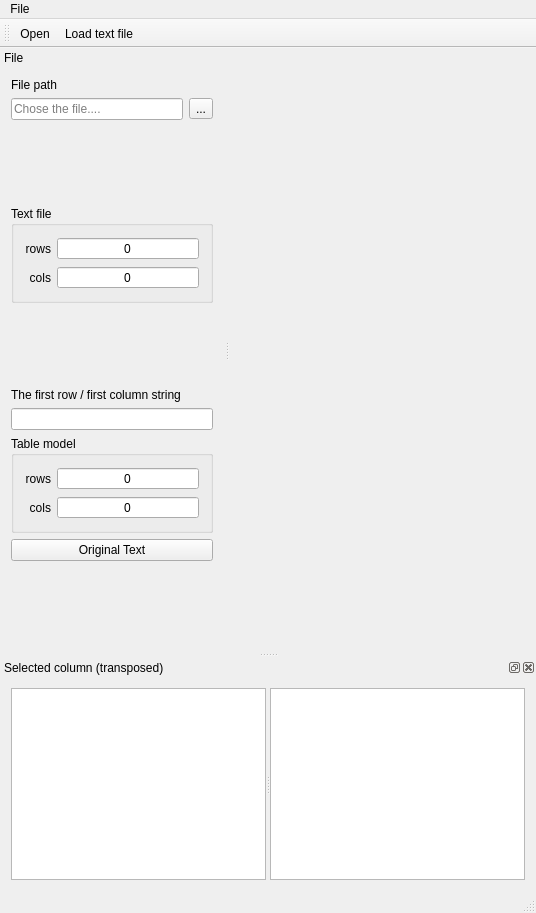
Old version of the form mainwindow.ui in the repository gurmaaan/DescriptorsView.
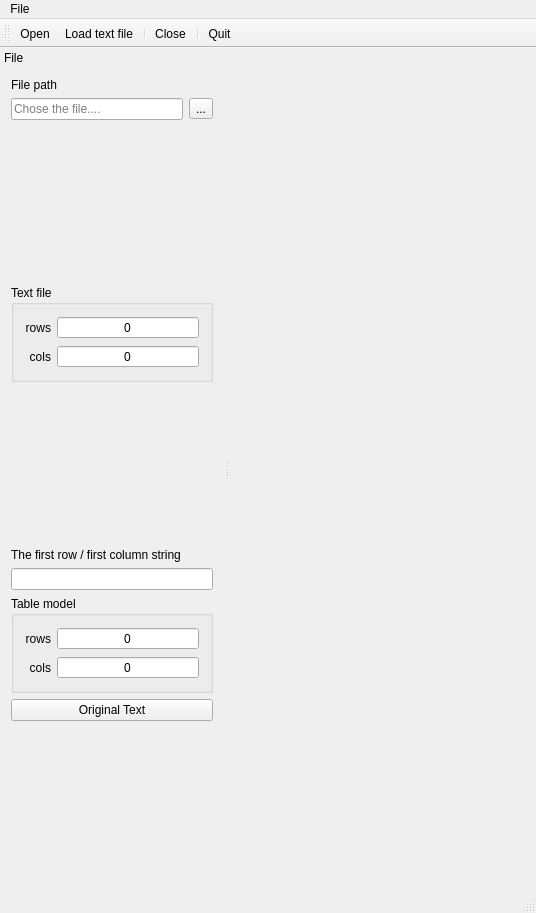
New version of the form. Icons and pictures are not drawn. Custom widgets are drawn as their Qt base class.

```diff
--- a/mainwindow.ui
+++ b/mainwindow.ui
@@ -54,33 +54,6 @@
    <addaction name="menu"/>
   </widget>
   <widget class="QStatusBar" name="statusBar"/>
-  <widget class="QDockWidget" name="selectionDockWidget">
-   <property name="floating">
-    <bool>false</bool>
-   </property>
-   <property name="allowedAreas">
-    <set>Qt::BottomDockWidgetArea|Qt::TopDockWidgetArea</set>
-   </property>
-   <property name="windowTitle">
-    <string>Selected column (transposed)</string>
-   </property>
-   <attribute name="dockWidgetArea">
-    <number>8</number>
-   </attribute>
-   <widget class="QWidget" name="selectionContentWidget">
-    <layout class="QVBoxLayout" name="verticalLayout_4">
-     <item>
-      <widget class="QSplitter" name="splitter">
-       <property name="orientation">
-        <enum>Qt::Horizontal</enum>
-       </property>
-       <widget class="QTextBrowser" name="textBrowser"/>
-       <widget class="QTableView" name="tableSelectionView"/>
-      </widget>
-     </item>
-    </layout>
-   </widget>
-  </widget>
   <widget class="QDockWidget" name="metaDockWidget">
    <property name="minimumSize">
     <size>
@@ -88,8 +61,11 @@
      <height>480</height>
     </size>
    </property>
+   <property name="autoFillBackground">
+    <bool>true</bool>
+   </property>
    <property name="features">
-    <set>QDockWidget::NoDockWidgetFeatures</set>
+    <set>QDockWidget::DockWidgetMovable</set>
    </property>
    <property name="allowedAreas">
     <set>Qt::LeftDockWidgetArea</set>
@@ -360,6 +336,10 @@
    </attribute>
    <addaction name="openFileAction"/>
    <addaction name="originalTextAction"/>
+   <addaction name="separator"/>
+   <addaction name="closeFileAction"/>
+   <addaction name="separator"/>
+   <addaction name="actionQuit"/>
   </widget>
   <action name="openFileAction">
    <property name="icon">
@@ -391,6 +371,36 @@
     <string>Ctrl+Shift+O</string>
    </property>
   </action>
+  <action name="actionQuit">
+   <property name="icon">
+    <iconset resource="sources.qrc">
+     <normaloff>:/icons/icons/quit.png</normaloff>:/icons/icons/quit.png</iconset>
+   </property>
+   <property name="text">
+    <string>Quit</string>
+   </property>
+   <property name="toolTip">
+    <string>Close app without saving</string>
+   </property>
+   <property name="shortcut">
+    <string>Ctrl+Q</string>
+   </property>
+  </action>
+  <action name="closeFileAction">
+   <property name="icon">
+    <iconset resource="sources.qrc">
+     <normaloff>:/icons/icons/closeFile.png</normaloff>:/icons/icons/closeFile.png</iconset>
+   </property>
+   <property name="text">
+    <string>Close</string>
+   </property>
+   <property name="toolTip">
+    <string>Close file and clear tables and graphs</string>
+   </property>
+   <property name="shortcut">
+    <string>Ctrl+W</string>
+   </property>
+  </action>
  </widget>
  <layoutdefault spacing="6" margin="11"/>
  <customwidgets>
```
Left out of the diff: 14 changed lines with no effect on the pictures.
